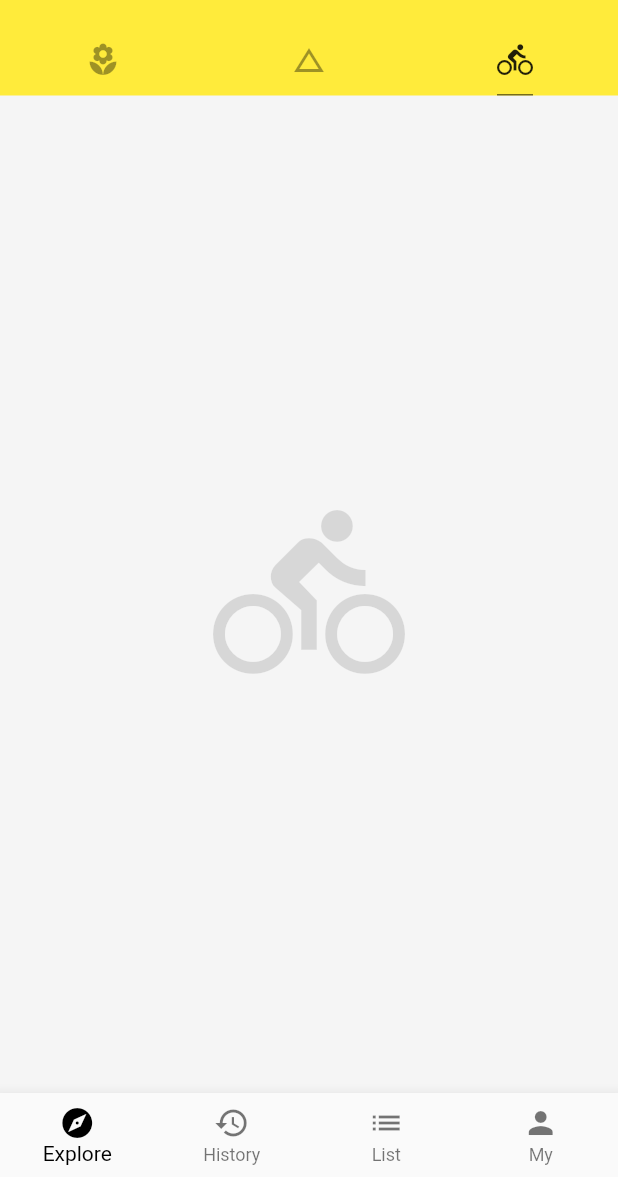
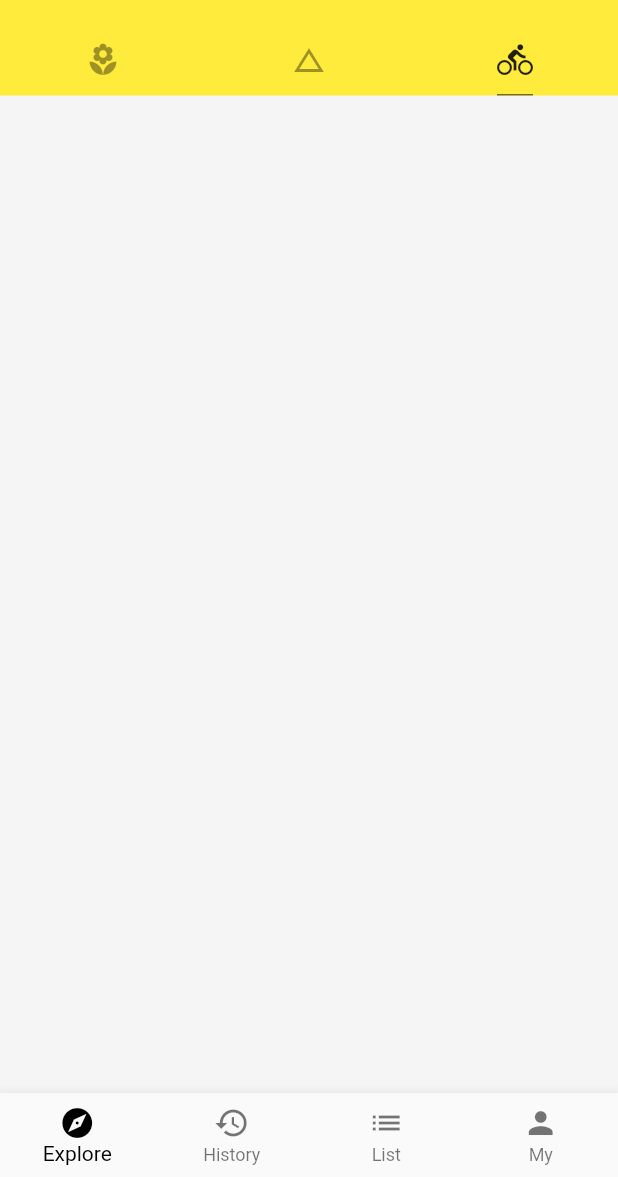
Before and after one commit to WangChao64/Flutter_demo, a Flutter app: the screen it shows after launch, tab 3 chosen, on a phone screen of 412 x 824 dp, the part 59-1236 px from its top. Run offline on Flutter 3.47's test engine with Material 2 defaults, Android fonts, the phone set to English and light mode, and no system bars; our stand-ins replace toast; network calls fail.

Commit message:
新建第三个页面

```diff
--- /dev/null
+++ b/lib/demo/layout_demo.dart
@@ -0,0 +1,8 @@
+import 'package:flutter/material.dart';
+
+class LayoutDemo extends StatelessWidget {
+  @override
+  Widget build(BuildContext context) {
+    return Container();
+  }
+}
--- a/lib/main.dart
+++ b/lib/main.dart
@@ -1,4 +1,5 @@
 import 'package:flutter/material.dart';
+import 'package:flutter_app_test/demo/layout_demo.dart';
 import 'constant.dart';
 import 'demo/bottom_navigation_bar_demo.dart';
 import 'demo/listview_demo.dart';
@@ -63,7 +64,8 @@ class Hello extends StatelessWidget {
             ListViewDemo(),
             // Icon(Icons.change_history, size: 128.0, color: Colors.black12),
             BasicDemo(),
-            Icon(Icons.directions_bike, size: 128.0, color: Colors.black12),
+            // Icon(Icons.directions_bike, size: 128.0, color: Colors.black12),
+            LayoutDemo(),
           ]),
           drawer: DrawerDemo(),
           bottomNavigationBar: BottomNavigationBarDemo(),
```
